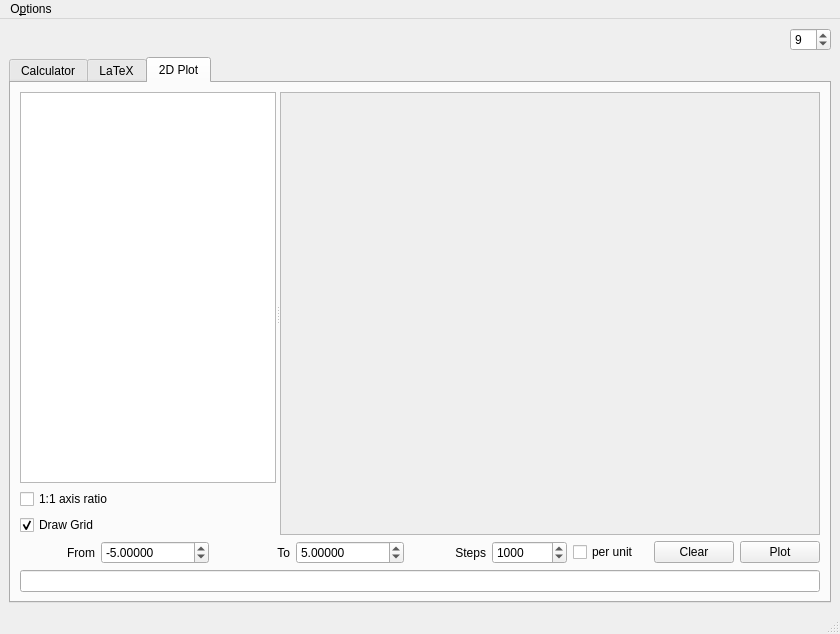
The window that AMaDiAUI.ui (AstusRush/AMaDiA) describes before a commit, drawn with Qt 5.
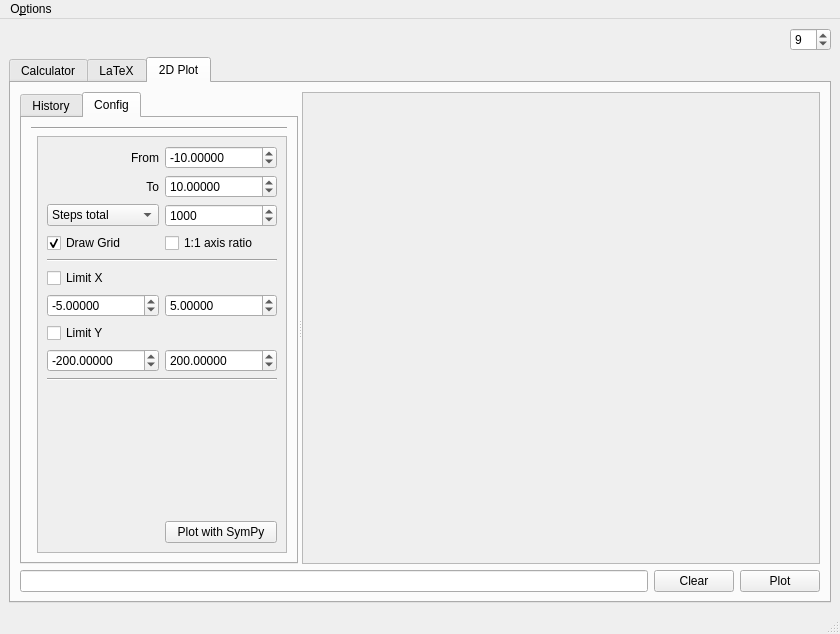
The same window after the commit. The open tabs and pages were chosen to show the change. Custom widgets are drawn as their Qt base class.

Commit message:
v0.6.0: Plot clean-up and Plot with SymPy
All changes in Tab 3 "2D Plot"
+ Vertical lines can now be plotted (ex. "x=1" for vertical line at x=1)
+ Cleaned up UI with new Tab Widget that houses the History and the plot configuration
+ The visible part of the plot can now be adjusted
+ A new button has been added to plot a graph with SymPy in an external window which offers an easier zoom and the option to save a graph as a picture. The normal plotter however has currently more features and is the primary method for plotting in AMaDiA.

Patch:
```diff
--- a/AMaDiAUI.ui
+++ b/AMaDiAUI.ui
@@ -150,122 +150,332 @@
        <attribute name="title">
         <string>2D Plot</string>
        </attribute>
-       <layout class="QGridLayout" name="gridLayout_8">
-        <item row="0" column="0">
-         <layout class="QGridLayout" name="Tab_3_2D_Plot_gridLayout_2">
-          <item row="2" column="1">
-           <widget class="QDoubleSpinBox" name="Tab_3_2D_Plot_From_Spinbox">
-            <property name="decimals">
-             <number>5</number>
-            </property>
-            <property name="minimum">
-             <double>-1000000.000000000000000</double>
-            </property>
-            <property name="maximum">
-             <double>1000000.000000000000000</double>
-            </property>
-            <property name="value">
-             <double>-5.000000000000000</double>
-            </property>
-           </widget>
-          </item>
-          <item row="2" column="0">
-           <widget class="QLabel" name="Tab_3_2D_Plot_Label_from">
-            <property name="text">
-             <string>From</string>
-            </property>
-            <property name="alignment">
-             <set>Qt::AlignRight|Qt::AlignTrailing|Qt::AlignVCenter</set>
-            </property>
-           </widget>
-          </item>
-          <item row="2" column="4">
-           <widget class="QLabel" name="Tab_3_2D_Plot_Label_Steps">
-            <property name="text">
-             <string>Steps</string>
-            </property>
-            <property name="alignment">
-             <set>Qt::AlignRight|Qt::AlignTrailing|Qt::AlignVCenter</set>
-            </property>
-           </widget>
-          </item>
-          <item row="3" column="0" colspan="9">
-           <widget class="QLineEdit" name="Tab_3_2D_Plot_Formula_Field"/>
-          </item>
-          <item row="2" column="3">
-           <widget class="QDoubleSpinBox" name="Tab_3_2D_Plot_To_Spinbox">
-            <property name="decimals">
-             <number>5</number>
-            </property>
-            <property name="minimum">
-             <double>-1000000.000000000000000</double>
-            </property>
-            <property name="maximum">
-             <double>1000000.000000000000000</double>
-            </property>
-            <property name="value">
-             <double>5.000000000000000</double>
-            </property>
-           </widget>
-          </item>
-          <item row="2" column="2">
-           <widget class="QLabel" name="Tab_3_2D_Plot_Label_to">
-            <property name="text">
-             <string>To</string>
-            </property>
-            <property name="alignment">
-             <set>Qt::AlignRight|Qt::AlignTrailing|Qt::AlignVCenter</set>
-            </property>
-           </widget>
-          </item>
-          <item row="2" column="8">
-           <widget class="QPushButton" name="Tab_3_2D_Plot_Button_Plot">
-            <property name="sizePolicy">
-             <sizepolicy hsizetype="Minimum" vsizetype="Fixed">
-              <horstretch>0</horstretch>
-              <verstretch>0</verstretch>
-             </sizepolicy>
-            </property>
-            <property name="text">
-             <string>Plot</string>
-            </property>
-           </widget>
-          </item>
-          <item row="0" column="0" colspan="9">
+       <layout class="QGridLayout" name="gridLayout_10">
+        <item row="1" column="3">
+         <widget class="QPushButton" name="Tab_3_2D_Plot_Button_Clear">
+          <property name="sizePolicy">
+           <sizepolicy hsizetype="Fixed" vsizetype="Fixed">
+            <horstretch>0</horstretch>
+            <verstretch>0</verstretch>
+           </sizepolicy>
+          </property>
+          <property name="text">
+           <string>Clear</string>
+          </property>
+         </widget>
+        </item>
+        <item row="1" column="0" colspan="3">
+         <widget class="QLineEdit" name="Tab_3_2D_Plot_Formula_Field"/>
+        </item>
+        <item row="1" column="4">
+         <widget class="QPushButton" name="Tab_3_2D_Plot_Button_Plot">
+          <property name="sizePolicy">
+           <sizepolicy hsizetype="Fixed" vsizetype="Fixed">
+            <horstretch>0</horstretch>
+            <verstretch>0</verstretch>
+           </sizepolicy>
+          </property>
+          <property name="text">
+           <string>Plot</string>
+          </property>
+         </widget>
+        </item>
+        <item row="0" column="0" colspan="5">
+         <layout class="QGridLayout" name="gridLayout_9">
+          <item row="0" column="0">
            <widget class="QSplitter" name="Tab_3_2D_Plot_splitter">
+            <property name="sizePolicy">
+             <sizepolicy hsizetype="Expanding" vsizetype="Expanding">
+              <horstretch>0</horstretch>
+              <verstretch>0</verstretch>
+             </sizepolicy>
+            </property>
             <property name="orientation">
              <enum>Qt::Horizontal</enum>
             </property>
             <widget class="QWidget" name="layoutWidget">
              <layout class="QGridLayout" name="Tab_3_2D_Plot_gridLayout">
-              <item row="1" column="0">
-               <widget class="QCheckBox" name="Tab_3_2D_Plot_Axis_ratio_Checkbox">
-                <property name="text">
-                 <string>1:1 axis ratio</string>
+              <item row="0" column="2">
+               <widget class="QTabWidget" name="Tab_3_2D_Plot_TabWidget">
+                <property name="currentIndex">
+                 <number>0</number>
                 </property>
-               </widget>
-              </item>
-              <item row="0" column="0" colspan="5">
-               <widget class="QListWidget" name="Tab_3_2D_Plot_History">
-                <property name="sizePolicy">
-                 <sizepolicy hsizetype="Expanding" vsizetype="Expanding">
-                  <horstretch>0</horstretch>
-                  <verstretch>0</verstretch>
-                 </sizepolicy>
-                </property>
-                <property name="selectionMode">
-                 <enum>QAbstractItemView::ExtendedSelection</enum>
-                </property>
-               </widget>
-              </item>
-              <item row="2" column="0">
-               <widget class="QCheckBox" name="Tab_3_2D_Plot_Draw_Grid_Checkbox">
-                <property name="text">
-                 <string>Draw Grid</string>
-                </property>
-                <property name="checked">
-                 <bool>true</bool>
-                </property>
+                <widget class="QWidget" name="Tab_3_2D_Plot_Tab_1_History">
+                 <attribute name="title">
+                  <string>History</string>
+                 </attribute>
+                 <layout class="QGridLayout" name="gridLayout_5">
+                  <item row="0" column="0">
+                   <widget class="QListWidget" name="Tab_3_2D_Plot_History">
+                    <property name="sizePolicy">
+                     <sizepolicy hsizetype="Expanding" vsizetype="Expanding">
+                      <horstretch>0</horstretch>
+                      <verstretch>0</verstretch>
+                     </sizepolicy>
+                    </property>
+                    <property name="selectionMode">
+                     <enum>QAbstractItemView::ExtendedSelection</enum>
+                    </property>
+                   </widget>
+                  </item>
+                 </layout>
+                </widget>
+                <widget class="QWidget" name="Tab_3_2D_Plot_Tab_2_Config">
+                 <attribute name="title">
+                  <string>Config</string>
+                 </attribute>
+                 <layout class="QGridLayout" name="gridLayout_8">
+                  <item row="1" column="0" colspan="2">
+                   <widget class="Line" name="line_3">
+                    <property name="orientation">
+                     <enum>Qt::Horizontal</enum>
+                    </property>
+                   </widget>
+                  </item>
+                  <item row="13" column="1">
+                   <widget class="QScrollArea" name="scrollArea">
+                    <property name="widgetResizable">
+                     <bool>true</bool>
+                    </property>
+                    <widget class="QWidget" name="scrollAreaWidgetContents">
+                     <property name="geometry">
+                      <rect>
+                       <x>0</x>
+                       <y>0</y>
+                       <width>248</width>
+                       <height>417</height>
+                      </rect>
+                     </property>
+                     <layout class="QGridLayout" name="gridLayout_11">
+                      <item row="0" column="0">
+                       <widget class="QLabel" name="Tab_3_2D_Plot_Label_from">
+                        <property name="text">
+                         <string>From</string>
+                        </property>
+                        <property name="alignment">
+                         <set>Qt::AlignRight|Qt::AlignTrailing|Qt::AlignVCenter</set>
+                        </property>
+                       </widget>
+                      </item>
+                      <item row="6" column="0">
+                       <widget class="QDoubleSpinBox" name="Tab_3_2D_Plot_XLim_min">
+                        <property name="decimals">
+                         <number>5</number>
+                        </property>
+                        <property name="minimum">
+                         <double>-1000000.000000000000000</double>
+                        </property>
+                        <property name="maximum">
+                         <double>1000000.000000000000000</double>
+                        </property>
+                        <property name="value">
+                         <double>-5.000000000000000</double>
+                        </property>
+                       </widget>
+                      </item>
+                      <item row="1" column="0">
+                       <widget class="QLabel" name="Tab_3_2D_Plot_Label_to">
+                        <property name="text">
+                         <string>To</string>
+                        </property>
+                        <property name="alignment">
+                         <set>Qt::AlignRight|Qt::AlignTrailing|Qt::AlignVCenter</set>
+                        </property>
+                       </widget>
+                      </item>
+                      <item row="1" column="1">
+                       <widget class="QDoubleSpinBox" name="Tab_3_2D_Plot_To_Spinbox">
+                        <property name="decimals">
+                         <number>5</number>
+                        </property>
+                        <property name="minimum">
+                         <double>-1000000.000000000000000</double>
+                        </property>
+                        <property name="maximum">
+                         <double>1000000.000000000000000</double>
+                        </property>
+                        <property name="value">
+                         <double>10.000000000000000</double>
+                        </property>
+                       </widget>
+                      </item>
+                      <item row="2" column="0">
+                       <widget class="QComboBox" name="Tab_3_2D_Plot_Steps_comboBox">
+                        <property name="currentText">
+                         <string>Steps total</string>
+                        </property>
+                        <property name="currentIndex">
+                         <number>0</number>
+                        </property>
+                        <item>
+                         <property name="text">
+                          <string>Steps total</string>
+                         </property>
+                        </item>
+                        <item>
+                         <property name="text">
+                          <string>Steps per Unit</string>
+                         </property>
+                        </item>
+                       </widget>
+                      </item>
+                      <item row="9" column="0" colspan="2">
+                       <widget class="Line" name="line">
+                        <property name="orientation">
+                         <enum>Qt::Horizontal</enum>
+                        </property>
+                       </widget>
+                      </item>
+                      <item row="4" column="0" colspan="2">
+                       <widget class="Line" name="line_2">
+                        <property name="orientation">
+                         <enum>Qt::Horizontal</enum>
+                        </property>
+                       </widget>
+                      </item>
+                      <item row="7" column="0">
+                       <widget class="QCheckBox" name="Tab_3_2D_Plot_YLim_Check">
+                        <property name="toolTip">
+                         <string>Limit the part of the y axis that is shown</string>
+                        </property>
+                        <property name="text">
+                         <string>Limit Y</string>
+                        </property>
+                       </widget>
+                      </item>
+                      <item row="8" column="1">
+                       <widget class="QDoubleSpinBox" name="Tab_3_2D_Plot_YLim_max">
+                        <property name="decimals">
+                         <number>5</number>
+                        </property>
+                        <property name="minimum">
+                         <double>-1000000.000000000000000</double>
+                        </property>
+                        <property name="maximum">
+                         <double>1000000.000000000000000</double>
+                        </property>
+                        <property name="value">
+                         <double>200.000000000000000</double>
+                        </property>
+                       </widget>
+                      </item>
+                      <item row="3" column="0">
+                       <widget class="QCheckBox" name="Tab_3_2D_Plot_Draw_Grid_Checkbox">
+                        <property name="text">
+                         <string>Draw Grid</string>
+                        </property>
+                        <property name="checked">
+                         <bool>true</bool>
+                        </property>
+                       </widget>
+                      </item>
+                      <item row="3" column="1">
+                       <widget class="QCheckBox" name="Tab_3_2D_Plot_Axis_ratio_Checkbox">
+                        <property name="text">
+                         <string>1:1 axis ratio</string>
+                        </property>
+                       </widget>
+                      </item>
+                      <item row="8" column="0">
+                       <widget class="QDoubleSpinBox" name="Tab_3_2D_Plot_YLim_min">
+                        <property name="decimals">
+                         <number>5</number>
+                        </property>
+                        <property name="minimum">
+                         <double>-1000000.000000000000000</double>
+                        </property>
+                        <property name="maximum">
+                         <double>1000000.000000000000000</double>
+                        </property>
+                        <property name="value">
+                         <double>-200.000000000000000</double>
+                        </property>
+                       </widget>
+                      </item>
+                      <item row="0" column="1">
+                       <widget class="QDoubleSpinBox" name="Tab_3_2D_Plot_From_Spinbox">
+                        <property name="decimals">
+                         <number>5</number>
+                        </property>
+                        <property name="minimum">
+                         <double>-1000000.000000000000000</double>
+                        </property>
+                        <property name="maximum">
+                         <double>1000000.000000000000000</double>
+                        </property>
+                        <property name="value">
+                         <double>-10.000000000000000</double>
+                        </property>
+                       </widget>
+                      </item>
+                      <item row="6" column="1">
+                       <widget class="QDoubleSpinBox" name="Tab_3_2D_Plot_XLim_max">
+                        <property name="decimals">
+                         <number>5</number>
+                        </property>
+                        <property name="minimum">
+                         <double>-1000000.000000000000000</double>
+                        </property>
+                        <property name="maximum">
+                         <double>1000000.000000000000000</double>
+                        </property>
+                        <property name="value">
+                         <double>5.000000000000000</double>
+                        </property>
+                       </widget>
+                      </item>
+                      <item row="2" column="1">
+                       <widget class="QSpinBox" name="Tab_3_2D_Plot_Steps_Spinbox">
+                        <property name="minimum">
+                         <number>1</number>
+                        </property>
+                        <property name="maximum">
+                         <number>100000</number>
+                        </property>
+                        <property name="value">
+                         <number>1000</number>
+                        </property>
+                       </widget>
+                      </item>
+                      <item row="5" column="0">
+                       <widget class="QCheckBox" name="Tab_3_2D_Plot_XLim_Check">
+                        <property name="toolTip">
+                         <string>Limit the part of the x axis that is shown</string>
+                        </property>
+                        <property name="text">
+                         <string>Limit X</string>
+                        </property>
+                       </widget>
+                      </item>
+                      <item row="10" column="0" colspan="2">
+                       <spacer name="verticalSpacer">
+                        <property name="orientation">
+                         <enum>Qt::Vertical</enum>
+                        </property>
+                        <property name="sizeHint" stdset="0">
+                         <size>
+                          <width>20</width>
+                          <height>40</height>
+                         </size>
+                        </property>
+                       </spacer>
+                      </item>
+                      <item row="11" column="1">
+                       <widget class="QPushButton" name="Tab_3_2D_Plot_Button_Plot_SymPy">
+                        <property name="toolTip">
+                         <string>Only uses the Limits</string>
+                        </property>
+                        <property name="text">
+                         <string>Plot with SymPy</string>
+                        </property>
+                       </widget>
+                      </item>
+                     </layout>
+                    </widget>
+                   </widget>
+                  </item>
+                 </layout>
+                </widget>
                </widget>
               </item>
              </layout>
@@ -288,8 +498,8 @@
                <rect>
                 <x>0</x>
                 <y>0</y>
-                <width>531</width>
-                <height>446</height>
+                <width>507</width>
+                <height>472</height>
                </rect>
               </property>
               <property name="sizePolicy">
@@ -315,42 +525,6 @@
             </widget>
            </widget>
           </item>
-          <item row="2" column="7">
-           <widget class="QPushButton" name="Tab_3_2D_Plot_Button_Clear">
-            <property name="sizePolicy">
-             <sizepolicy hsizetype="Minimum" vsizetype="Fixed">
-              <horstretch>0</horstretch>
-              <verstretch>0</verstretch>
-             </sizepolicy>
-            </property>
-            <property name="text">
-             <string>Clear</string>
-            </property>
-           </widget>
-          </item>
-          <item row="2" column="5">
-           <widget class="QSpinBox" name="Tab_3_2D_Plot_Steps_Spinbox">
-            <property name="minimum">
-             <number>1</number>
-            </property>
-            <property name="maximum">
-             <number>100000</number>
-            </property>
-            <property name="value">
-             <number>1000</number>
-            </property>
-           </widget>
-          </item>
-          <item row="2" column="6">
-           <widget class="QCheckBox" name="Tab_3_2D_Plot_Steps_Checkbox">
-            <property name="text">
-             <string>per unit</string>
-            </property>
-            <property name="checked">
-             <bool>false</bool>
-            </property>
-           </widget>
-          </item>
          </layout>
         </item>
        </layout>
```
Left out of the diff: 9 changed lines with no effect on the pictures. The commit also changes 3 other files.
